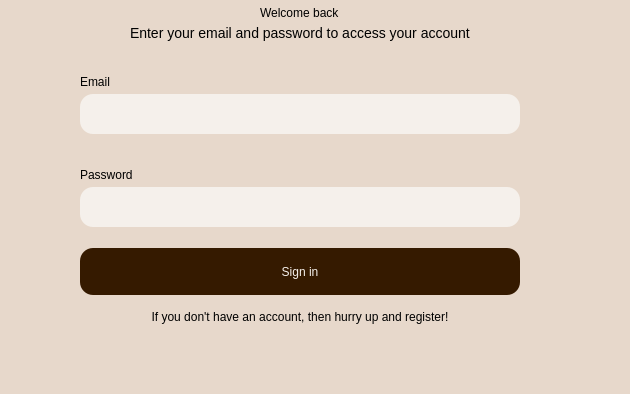
The window that application/entering_window.ui (redm0unt/OurCafe) describes before a commit, drawn with Qt 5; both pictures show x 458 to 1088 and y 218 to 612 of the 1088 by 612 pixel window.
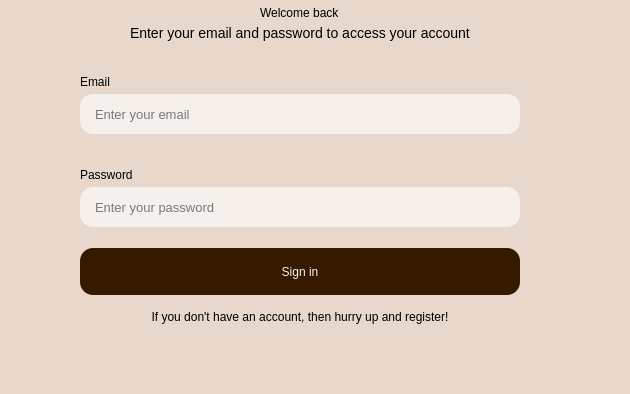
The same window after the commit. Icons and pictures are not drawn.

Patch:
```diff
--- a/application/entering_window.ui
+++ b/application/entering_window.ui
@@ -349,7 +349,7 @@
           <number>0</number>
          </property>
          <property name="placeholderText">
-          <string extracomment="Enter your email"/>
+          <string>Enter your email</string>
          </property>
         </widget>
        </item>
@@ -424,7 +424,7 @@
           <number>0</number>
          </property>
          <property name="placeholderText">
-          <string/>
+          <string>Enter your password</string>
          </property>
         </widget>
        </item>
```
Left out of the diff: 6 changed lines with no effect on the pictures.
